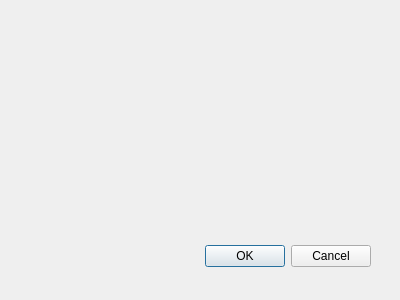
Above: fill_fields/fill_fields_dialog_base.ui from Kritim-123/QGIS-Extension before the change. Below: the same form after it.
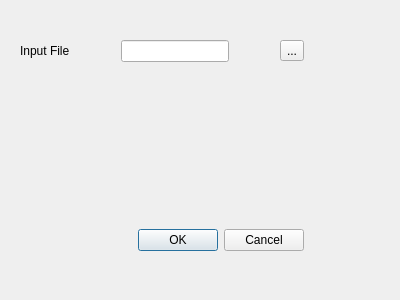
That is the form after the change.

Commit message: Made UI for fill_fields

The edit to the form file:
```diff
--- a/fill_fields/fill_fields_dialog_base.ui
+++ b/fill_fields/fill_fields_dialog_base.ui
@@ -12,21 +12,87 @@
   <property name="windowTitle" >
    <string>Fil Fields</string>
   </property>
-  <widget class="QDialogButtonBox" name="button_box" >
-   <property name="geometry" >
+  <widget class="QWidget" name="">
+   <property name="geometry">
     <rect>
-     <x>30</x>
-     <y>240</y>
-     <width>341</width>
-     <height>32</height>
+     <x>20</x>
+     <y>40</y>
+     <width>284</width>
+     <height>211</height>
     </rect>
    </property>
-   <property name="orientation" >
-    <enum>Qt::Horizontal</enum>
-   </property>
-   <property name="standardButtons" >
-    <set>QDialogButtonBox::Cancel|QDialogButtonBox::Ok</set>
-   </property>
+   <layout class="QGridLayout" name="gridLayout">
+    <item row="0" column="0">
+     <layout class="QHBoxLayout" name="horizontalLayout">
+      <item>
+       <widget class="QLabel" name="input_label">
+        <property name="text">
+         <string>Input File</string>
+        </property>
+       </widget>
+      </item>
+      <item>
+       <spacer name="horizontalSpacer">
+        <property name="orientation">
+         <enum>Qt::Horizontal</enum>
+        </property>
+        <property name="sizeHint" stdset="0">
+         <size>
+          <width>18</width>
+          <height>20</height>
+         </size>
+        </property>
+       </spacer>
+      </item>
+      <item>
+       <widget class="QLineEdit" name="input_lineEdit"/>
+      </item>
+      <item>
+       <spacer name="horizontalSpacer_2">
+        <property name="orientation">
+         <enum>Qt::Horizontal</enum>
+        </property>
+        <property name="sizeHint" stdset="0">
+         <size>
+          <width>18</width>
+          <height>20</height>
+         </size>
+        </property>
+       </spacer>
+      </item>
+      <item>
+       <widget class="QToolButton" name="input_toolButton">
+        <property name="text">
+         <string>...</string>
+        </property>
+       </widget>
+      </item>
+     </layout>
+    </item>
+    <item row="1" column="0">
+     <spacer name="verticalSpacer">
+      <property name="orientation">
+       <enum>Qt::Vertical</enum>
+      </property>
+      <property name="sizeHint" stdset="0">
+       <size>
+        <width>20</width>
+        <height>128</height>
+       </size>
+      </property>
+     </spacer>
+    </item>
+    <item row="2" column="0">
+     <widget class="QDialogButtonBox" name="button_box">
+      <property name="orientation">
+       <enum>Qt::Horizontal</enum>
+      </property>
+      <property name="standardButtons">
+       <set>QDialogButtonBox::Cancel|QDialogButtonBox::Ok</set>
+      </property>
+     </widget>
+    </item>
+   </layout>
   </widget>
  </widget>
  <resources/>
```
Left out of the diff: 33 changed lines with no effect on the pictures. The commit also changes 1 other file.
